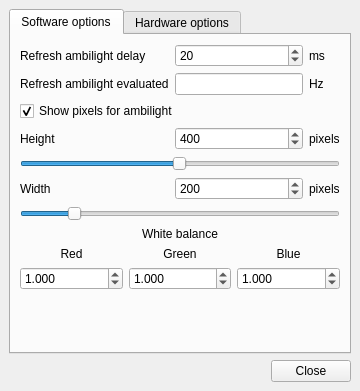
Before: the Qt Designer form AmbilightUSB_PC/src/mainwindow.ui in Atarity/Lightpack, drawn with Qt 5.
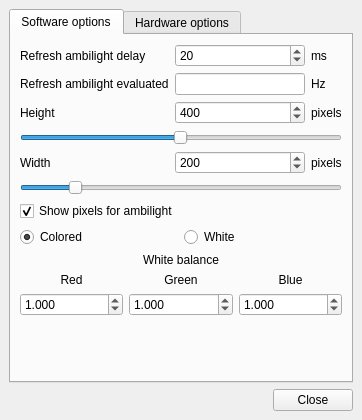
After: the same form once the commit is applied. Icons and pictures are not drawn.

Commit message: MainWindow: gui added 2 radio buttons (Colored and White fill of grabbing rects); GrabDesktopWindow: add slots to fill colored and white all grabbing rects;

The edit to the form file:
```diff
--- a/AmbilightUSB_PC/src/mainwindow.ui
+++ b/AmbilightUSB_PC/src/mainwindow.ui
@@ -6,8 +6,8 @@
    <rect>
     <x>0</x>
     <y>0</y>
-    <width>360</width>
-    <height>391</height>
+    <width>362</width>
+    <height>420</height>
    </rect>
   </property>
   <property name="windowTitle">
@@ -142,16 +142,6 @@
             </property>
            </widget>
           </item>
-          <item row="2" column="0" colspan="3">
-           <widget class="QCheckBox" name="checkBox_ShowPixelsAmbilight">
-            <property name="text">
-             <string>Show pixels for ambilight</string>
-            </property>
-            <property name="checked">
-             <bool>true</bool>
-            </property>
-           </widget>
-          </item>
           <item row="6" column="1">
            <widget class="QSpinBox" name="spinBox_WidthAmbilight">
             <property name="minimum">
@@ -183,6 +173,37 @@
           </item>
          </layout>
         </item>
+        <item>
+         <widget class="QCheckBox" name="checkBox_ShowPixelsAmbilight">
+          <property name="text">
+           <string>Show pixels for ambilight</string>
+          </property>
+          <property name="checked">
+           <bool>true</bool>
+          </property>
+         </widget>
+        </item>
+        <item>
+         <layout class="QHBoxLayout" name="horizontalLayout_2">
+          <item>
+           <widget class="QRadioButton" name="radioButton_Colored">
+            <property name="text">
+             <string>Colored</string>
+            </property>
+            <property name="checked">
+             <bool>true</bool>
+            </property>
+           </widget>
+          </item>
+          <item>
+           <widget class="QRadioButton" name="radioButton_White">
+            <property name="text">
+             <string>White</string>
+            </property>
+           </widget>
+          </item>
+         </layout>
+        </item>
         <item>
          <layout class="QGridLayout" name="gridLayout_3">
           <item row="1" column="0">
```
The commit also changes 6 other files.
